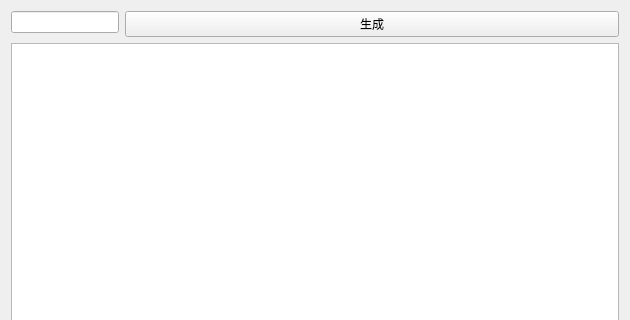
The window that MainWidget.ui (iamwyh2019/nlp-poet) describes before a commit, drawn with Qt 5; both pictures show x 0 to 630 and y 0 to 320 of the 630 by 491 pixel window.
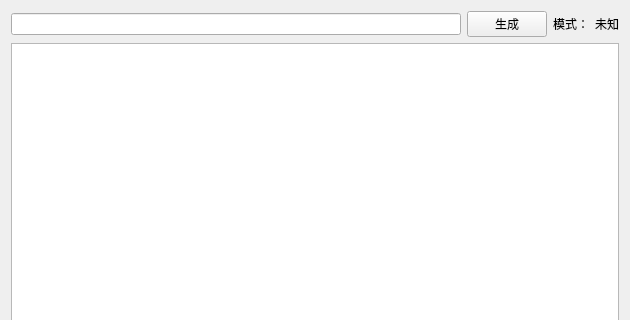
The same window after the commit.

Commit message: [ui] added mode label

The edit to the form file:
```diff
--- a/MainWidget.ui
+++ b/MainWidget.ui
@@ -13,18 +13,36 @@
   <property name="windowTitle">
    <string>藏头诗生成器</string>
   </property>
-  <layout class="QFormLayout" name="formLayout">
-   <item row="0" column="1">
+  <layout class="QVBoxLayout" name="verticalLayout">
+   <item>
+    <layout class="QHBoxLayout" name="horizontalLayout">
+     <item>
+      <widget class="QLineEdit" name="textInput"/>
+     </item>
+     <item>
     <widget class="QPushButton" name="btn">
      <property name="text">
       <string>生成</string>
      </property>
     </widget>
    </item>
-   <item row="0" column="0">
-    <widget class="QLineEdit" name="textInput"/>
-   </item>
-   <item row="1" column="0" colspan="2">
+     <item>
+      <widget class="QLabel" name="modeHelperLabel">
+       <property name="text">
+        <string>模式：</string>
+       </property>
+      </widget>
+     </item>
+     <item>
+      <widget class="QLabel" name="modeLabel">
+       <property name="text">
+        <string>未知</string>
+       </property>
+      </widget>
+     </item>
+    </layout>
+   </item>
+   <item>
     <widget class="QTextBrowser" name="textOutput"/>
    </item>
   </layout>
```
Lines whose indentation alone changed are shown as unchanged. The commit also changes 2 other files.
